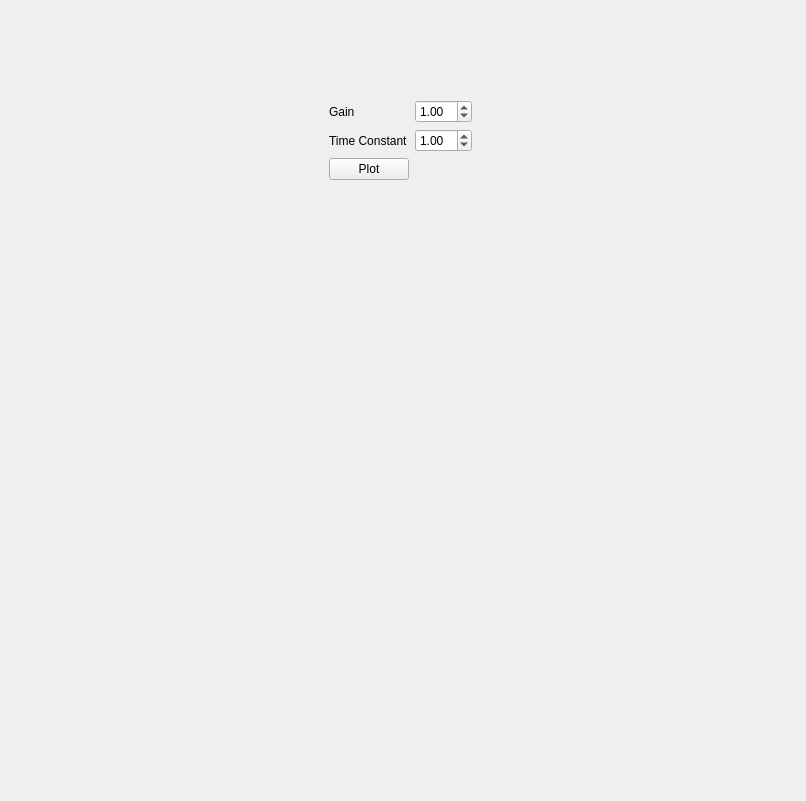
dapperfu/PyQt5Scratch, file mpldesigner/window2.ui: the form before one commit.
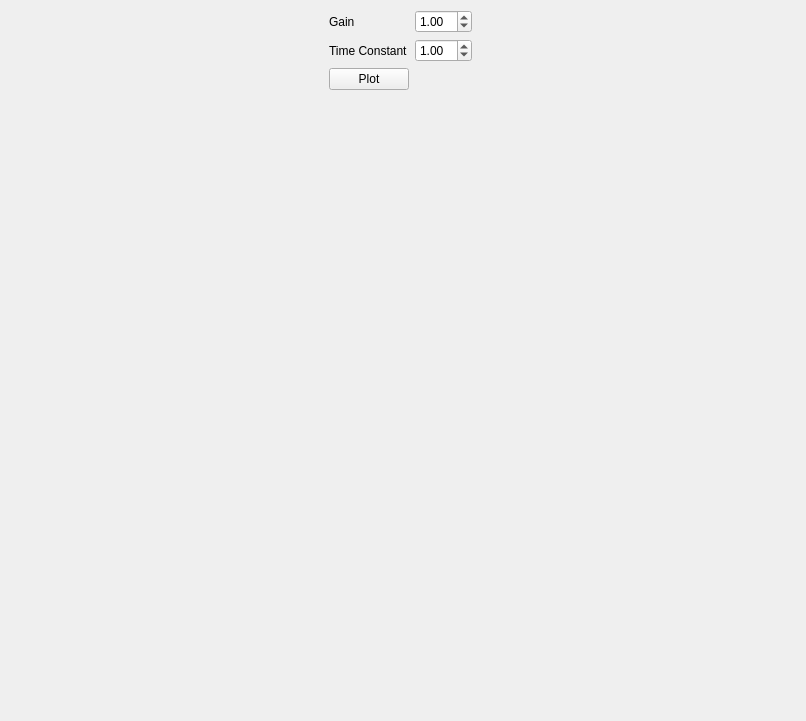
The form after the commit.

Commit message: Git Auto Commit: Tue Dec 13 13:28:01 EST 2016

The edit to the form file:
```diff
--- a/mpldesigner/window2.ui
+++ b/mpldesigner/window2.ui
@@ -10,11 +10,11 @@
     <x>0</x>
     <y>0</y>
     <width>806</width>
-    <height>801</height>
+    <height>721</height>
    </rect>
   </property>
   <property name="sizePolicy">
-   <sizepolicy hsizetype="Minimum" vsizetype="Minimum">
+   <sizepolicy hsizetype="Fixed" vsizetype="Fixed">
     <horstretch>0</horstretch>
     <verstretch>0</verstretch>
    </sizepolicy>
@@ -57,7 +57,7 @@
     <property name="geometry">
      <rect>
       <x>10</x>
-      <y>210</y>
+      <y>120</y>
       <width>781</width>
       <height>581</height>
      </rect>
@@ -91,7 +91,7 @@
     <property name="geometry">
      <rect>
       <x>10</x>
-      <y>100</y>
+      <y>10</y>
       <width>781</width>
       <height>101</height>
      </rect>
```
Left out of the diff: 21 changed lines with no effect on the pictures. The commit also changes 1 other file.
